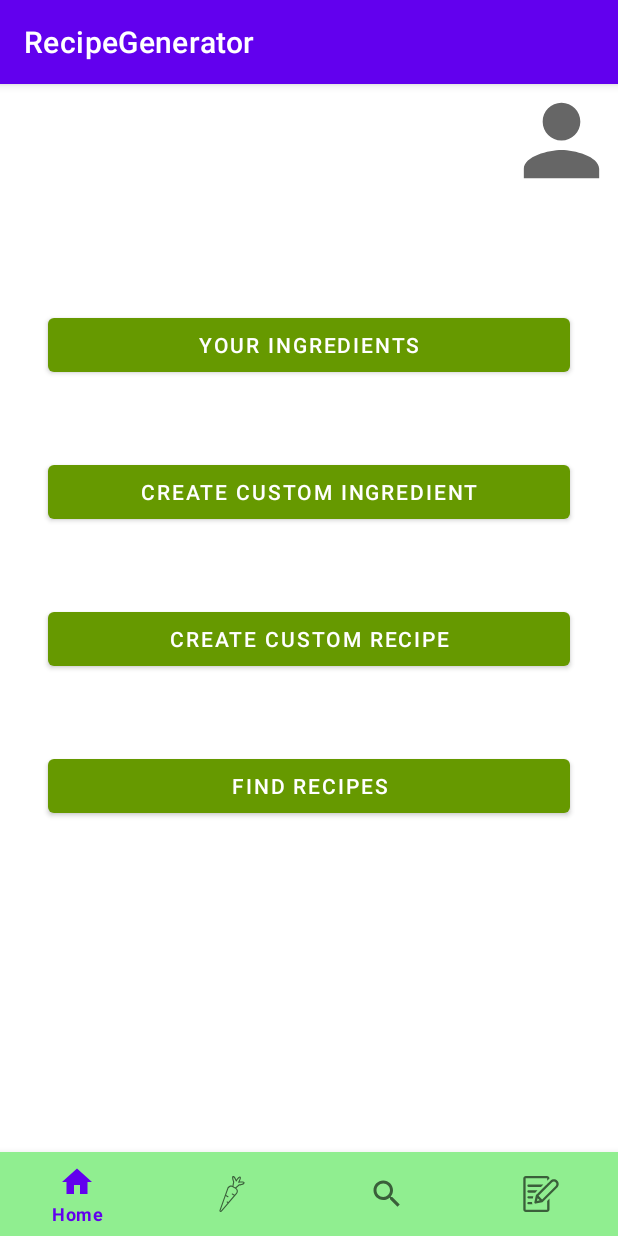
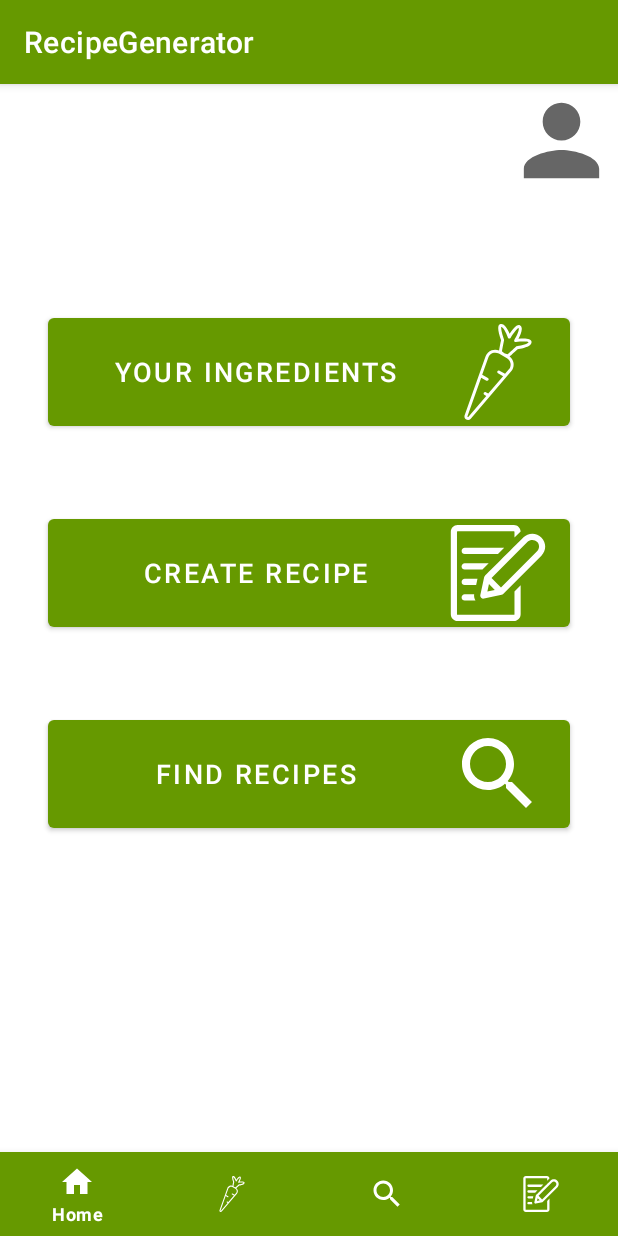
Before and after one commit to SC-118455906/RecipeGeneratorAS, an Android app: the screen it shows after launch (MainActivity), on a phone screen of 412 x 824 dp. Run offline under Robolectric (Android 15) with nearby library versions, the phone set to English and light mode, and no system bars.

Commit message:
Icon changed

```diff
--- a/app/src/main/AndroidManifest.xml
+++ b/app/src/main/AndroidManifest.xml
@@ -4,9 +4,9 @@
 
     <application
         android:allowBackup="true"
-        android:icon="@mipmap/ic_launcher"
+        android:icon="@drawable/ic_recipe_svgrepo_com"
         android:label="@string/app_name"
-        android:roundIcon="@mipmap/ic_launcher_round"
+        android:roundIcon="@drawable/ic_recipe_svgrepo_com"
         android:supportsRtl="true"
         android:theme="@style/Theme.RecipeGenerator">
         <activity android:name=".RecipeViewer" android:parentActivityName=".MainActivity"></activity>
@@ -24,4 +24,5 @@
         </activity>
     </application>
 
+<!--    Icons by svgrepo.com-->
 </manifest>
--- a/app/src/main/java/com/example/recipegenerator/Ingredients.java
+++ b/app/src/main/java/com/example/recipegenerator/Ingredients.java
@@ -201,6 +201,7 @@ public class Ingredients extends AppCompatActivity {
         String ingredientName;
         int ingredientQuantity;
         String measurement;
+        ingredientsForDeleting.clear();
         if (cursor.moveToFirst()) {
             do {
                 ingredientID = cursor.getInt(0);
--- a/app/src/main/java/com/example/recipegenerator/MainActivity.java
+++ b/app/src/main/java/com/example/recipegenerator/MainActivity.java
@@ -27,11 +27,8 @@ import com.google.android.material.navigation.NavigationBarView;
 public class MainActivity extends AppCompatActivity {
 
     //references to controls in the layout
-    Button btn_ViewAll, btn_Add, btn_GoToIngredients, btn_GoToCustomRecipe, btn_GoToCustomIng, btn_GoToRecipes;
-    EditText et_Fname, et_Sname, et_Allergens;
+    Button btn_GoToIngredients, btn_GoToCustomRecipe, btn_GoToRecipes;
     View img_Profile;
-    ListView lst_Users;
-    ArrayAdapter arrayAdapter;
     BottomNavigationView bottomNavigationView;
     public int currentUserID = 3;
     boolean isVegetarian;
@@ -52,10 +49,8 @@ public class MainActivity extends AppCompatActivity {
 
         btn_GoToIngredients = findViewById(R.id.btn_GoToIngredients);
         btn_GoToCustomRecipe = findViewById(R.id.btn_GoToCustomRecipe);
-        btn_GoToCustomIng = findViewById(R.id.btn_GoToCustomIng);
         btn_GoToRecipes = findViewById(R.id.btn_GoToRecipes);
         img_Profile = findViewById(R.id.img_Profile);
-        et_Allergens = findViewById(R.id.et_Allergens);
         bottomNavigationView = findViewById(R.id.bottom_navigation);
 
         isVegetarian = checkIfVeggie();
@@ -87,10 +82,6 @@ public class MainActivity extends AppCompatActivity {
 
         btn_GoToCustomRecipe.setOnClickListener((v) -> {
             switchActivity(CustomRecipe.class, currentUserID);
-        });
-
-        btn_GoToCustomIng.setOnClickListener((v)->{
-            switchActivity(CustomIngredient.class, currentUserID);
         });
 
         btn_GoToRecipes.setOnClickListener((v)->{
--- a/app/src/main/res/drawable/ic_search.xml
+++ b/app/src/main/res/drawable/ic_search.xml
@@ -1,6 +1,6 @@
 <vector xmlns:android="http://schemas.android.com/apk/res/android"
-    android:width="24dp"
-    android:height="24dp"
+    android:width="64dp"
+    android:height="64dp"
     android:viewportWidth="24"
     android:viewportHeight="24"
     android:tint="?attr/colorControlNormal">
--- a/app/src/main/res/drawable/ic_write_svgrepo_com.xml
+++ b/app/src/main/res/drawable/ic_write_svgrepo_com.xml
@@ -1,6 +1,6 @@
 <vector xmlns:android="http://schemas.android.com/apk/res/android"
-    android:width="458.018dp"
-    android:height="458.018dp"
+    android:width="64dp"
+    android:height="64dp"
     android:viewportWidth="458.018"
     android:viewportHeight="458.018">
   <path
--- a/app/src/main/res/layout/activity_ingredients.xml
+++ b/app/src/main/res/layout/activity_ingredients.xml
@@ -95,6 +95,8 @@
         app:layout_constraintEnd_toEndOf="parent"
         app:layout_constraintStart_toStartOf="parent"
         app:menu="@menu/bottom_navigation_menu"
-        app:backgroundTint="#90EE90"/>
+        app:itemIconTint="@color/white"
+        app:itemTextColor="@color/white"
+        app:backgroundTint="?colorPrimaryVariant"/>
 
 </androidx.constraintlayout.widget.ConstraintLayout>
--- a/app/src/main/res/layout/activity_main.xml
+++ b/app/src/main/res/layout/activity_main.xml
@@ -6,6 +6,7 @@
     android:layout_height="match_parent"
     tools:context=".MainActivity">
 
+<!--    Icons by svgrepo.com-->
     <Button
         android:id="@+id/btn_GoToIngredients"
         android:layout_width="0dp"
@@ -15,7 +16,10 @@
         android:layout_marginTop="150dp"
         android:layout_marginEnd="32dp"
         android:layout_marginRight="32dp"
+        android:drawableRight="@drawable/ic_carrot_svgrepo_com"
+        android:drawableTint="@color/white"
         android:text="Your Ingredients"
+        android:textSize="18sp"
         app:backgroundTint="@android:color/holo_green_dark"
         app:layout_constraintEnd_toEndOf="parent"
         app:layout_constraintStart_toStartOf="parent"
@@ -30,23 +34,10 @@
         android:layout_marginTop="50dp"
         android:layout_marginEnd="32dp"
         android:layout_marginRight="32dp"
-        android:text="Create Custom Recipe"
-        app:backgroundTint="@android:color/holo_green_dark"
-        app:layout_constraintEnd_toEndOf="parent"
-        app:layout_constraintHorizontal_bias="1.0"
-        app:layout_constraintStart_toStartOf="parent"
-        app:layout_constraintTop_toBottomOf="@+id/btn_GoToCustomIng" />
-
-    <Button
-        android:id="@+id/btn_GoToCustomIng"
-        android:layout_width="0dp"
-        android:layout_height="wrap_content"
-        android:layout_marginStart="32dp"
-        android:layout_marginLeft="32dp"
-        android:layout_marginTop="50dp"
-        android:layout_marginEnd="32dp"
-        android:layout_marginRight="32dp"
-        android:text="Create Custom Ingredient"
+        android:drawableRight="@drawable/ic_write_svgrepo_com"
+        android:drawableTint="@color/white"
+        android:text="Create Recipe"
+        android:textSize="18sp"
         app:backgroundTint="@android:color/holo_green_dark"
         app:layout_constraintEnd_toEndOf="parent"
         app:layout_constraintHorizontal_bias="1.0"
@@ -62,7 +53,10 @@
         android:layout_marginTop="50dp"
         android:layout_marginEnd="32dp"
         android:layout_marginRight="32dp"
+        android:drawableRight="@drawable/ic_search"
+        android:drawableTint="@color/white"
         android:text="Find Recipes"
+        android:textSize="18sp"
         app:backgroundTint="@android:color/holo_green_dark"
         app:layout_constraintEnd_toEndOf="parent"
         app:layout_constraintHorizontal_bias="0.0"
@@ -77,7 +71,9 @@
         app:layout_constraintEnd_toEndOf="parent"
         app:layout_constraintStart_toStartOf="parent"
         app:menu="@menu/bottom_navigation_menu"
-        app:backgroundTint="#90EE90"/>
+        app:itemIconTint="@color/white"
+        app:itemTextColor="@color/white"
+        app:backgroundTint="?colorPrimaryVariant"/>
 
     <ImageView
         android:id="@+id/img_Profile"
--- a/app/src/main/res/layout/activity_recipe_viewer.xml
+++ b/app/src/main/res/layout/activity_recipe_viewer.xml
@@ -1,4 +1,5 @@
 <?xml version="1.0" encoding="utf-8"?>
+<!--was able to use code found from this tutorial to change the look of my scroll bar: https://stackoverflow.com/questions/20782499/how-can-i-change-the-width-thickness-of-a-scrollbar-->
 <androidx.core.widget.NestedScrollView xmlns:app="http://schemas.android.com/apk/res-auto"
     xmlns:tools="http://schemas.android.com/tools"
     android:layout_width="match_parent"
--- a/app/src/main/res/layout/activity_recipes.xml
+++ b/app/src/main/res/layout/activity_recipes.xml
@@ -97,6 +97,8 @@
         app:layout_constraintEnd_toEndOf="parent"
         app:layout_constraintStart_toStartOf="parent"
         app:menu="@menu/bottom_navigation_menu"
-        app:backgroundTint="#90EE90"/>
+        app:itemIconTint="@color/white"
+        app:itemTextColor="@color/white"
+        app:backgroundTint="?colorPrimaryVariant"/>
 
 </androidx.constraintlayout.widget.ConstraintLayout>
--- a/app/src/main/res/values/colors.xml
+++ b/app/src/main/res/values/colors.xml
@@ -8,4 +8,5 @@
     <color name="black">#FF000000</color>
     <color name="white">#FFFFFFFF</color>
     <color name="lightgreen">#75ba75</color>
+    <color name="grey">#bababa</color>
 </resources>
--- a/app/src/main/res/values/themes.xml
+++ b/app/src/main/res/values/themes.xml
@@ -2,15 +2,15 @@
     <!-- Base application theme. -->
     <style name="Theme.RecipeGenerator" parent="Theme.MaterialComponents.DayNight.DarkActionBar">
         <!-- Primary brand color. -->
-        <item name="colorPrimary">@color/purple_500</item>
-        <item name="colorPrimaryVariant">@color/purple_700</item>
+        <item name="colorPrimary">@android:color/holo_green_dark</item>
+        <item name="colorPrimaryVariant">@android:color/holo_green_dark</item>
         <item name="colorOnPrimary">@color/white</item>
         <!-- Secondary brand color. -->
         <item name="colorSecondary">@color/teal_200</item>
         <item name="colorSecondaryVariant">@color/teal_700</item>
         <item name="colorOnSecondary">@color/black</item>
         <!-- Status bar color. -->
-        <item name="android:statusBarColor" tools:targetApi="l">?attr/colorPrimaryVariant</item>
+        <item name="android:statusBarColor" tools:targetApi="l">@color/grey</item>
         <!-- Customize your theme here. -->
     </style>
 </resources>
```
Also changed, not shown: app/src/main/res/drawable/ic_recipe_svgrepo_com.xml (added, +31 -0 lines), app/src/main/res/layout/activity_custom_ingredient.xml (+7 -3 lines), app/src/main/res/layout/activity_custom_recipe.xml (+7 -6 lines), app/src/main/assets/RecipeGenerator.db.
